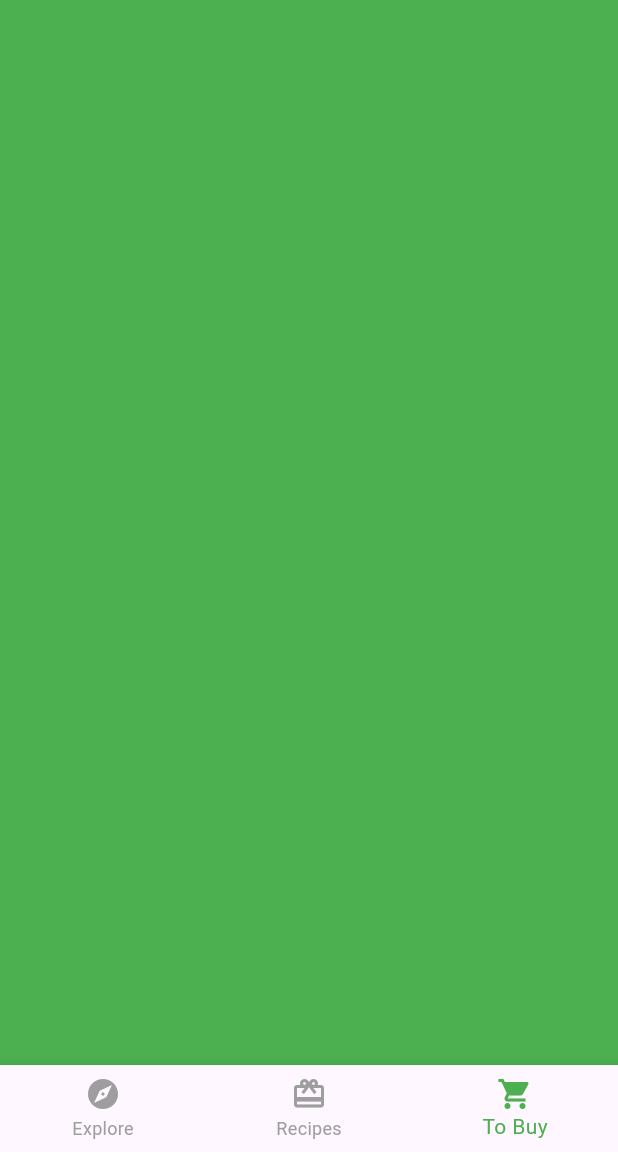
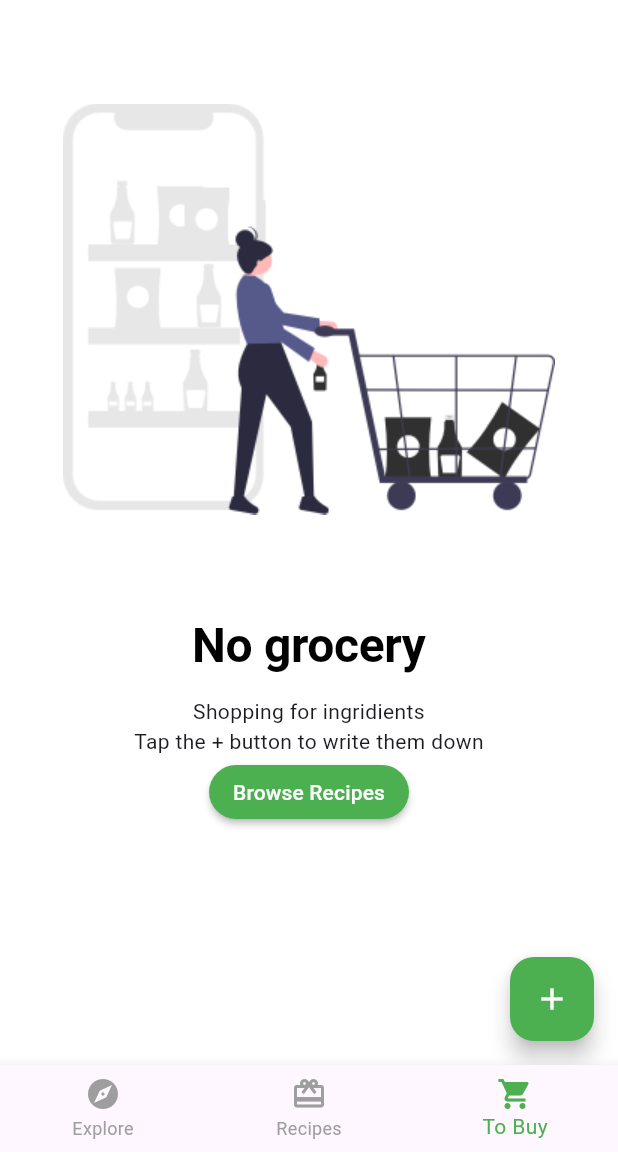
Before and after one commit to JoseArturoGuzman/foodsocialapp, a Flutter app: the screen it shows after launch, item 3 of the bottom bar chosen, on a phone screen of 412 x 824 dp, the part 84-1236 px from its top. Run offline on Flutter 3.47's test engine with Material 3 defaults, Android fonts, the phone set to English and light mode, and no system bars.

Commit message:
Add: Clase de Grocery

```diff
--- a/lib/home.dart
+++ b/lib/home.dart
@@ -1,4 +1,6 @@
 import 'package:flutter/material.dart';
+import 'package:provider/provider.dart';
+import 'package:socialfoodapp/models/tab_manager.dart';
 import 'package:socialfoodapp/screens/explore_screen.dart';
 import 'package:socialfoodapp/screens/recipes_screen.dart';
 import 'package:socialfoodapp/screens/toBuy_screen.dart';
@@ -18,22 +20,19 @@ class Home extends StatefulWidget {
 
 class _HomeState extends State<Home> {
 
-  int currentScreen = 0;
+
+
   List<Widget> screens = [
     ExploreScreen(),
     RecipesScreen(),
     ToBuyScreen()
   ];
 
-  void changeScreen(int index){
-    setState(() {
-      currentScreen = index;
-    });
-  }
 
   @override
   Widget build(BuildContext context) {
-    return Scaffold(
+    return Consumer<TabManager>(
+      builder: (context, tabManager, child) => Scaffold(
         appBar: AppBar(
           title: Text(widget.appTitle, style: Theme.of(context).textTheme.titleLarge,),
           centerTitle: true,
@@ -44,9 +43,9 @@ class _HomeState extends State<Home> {
         bottomNavigationBar: BottomNavigationBar(
           selectedItemColor: Colors.green,
           unselectedItemColor: Colors.grey,
-        currentIndex: currentScreen,
+          currentIndex: tabManager.selectedTab,
             onTap: (value) {
-            changeScreen(value);
+              tabManager.goToTab(value);
             },
             items:
               [
@@ -63,7 +62,8 @@ class _HomeState extends State<Home> {
                     label: 'To Buy'
                 ),
               ]),
-      body: screens[currentScreen],
+        body: screens[tabManager.selectedTab],
+      ),
     );
   }
 }
--- a/lib/main.dart
+++ b/lib/main.dart
@@ -1,7 +1,10 @@
 import 'package:flutter/material.dart';
+import 'package:provider/provider.dart';
 import 'package:socialfoodapp/components/theme_button.dart';
 import 'package:socialfoodapp/food_theme.dart';
 import 'package:socialfoodapp/home.dart';
+import 'package:socialfoodapp/models/grocery_manager.dart';
+import 'package:socialfoodapp/models/tab_manager.dart';
 
 void main() => runApp(FoodSocialApp());
 
@@ -33,7 +36,13 @@ class _FoodSocialAppState extends State<FoodSocialApp> {
       debugShowCheckedModeBanner: false,
       theme: theme,
       title: appTitle,
-      home: Home(appTitle: appTitle, changeThemeMode: changeThemeMode,),
+      home: MultiProvider(
+        providers: [
+          ChangeNotifierProvider(create: (context) => TabManager(),),
+          ChangeNotifierProvider(create: (context) => GroceryManager(),),
+        ],
+          child: Home(appTitle: appTitle,
+            changeThemeMode: changeThemeMode,)),
     );
   }
 }
--- /dev/null
+++ b/lib/models/grocery_item.dart
@@ -0,0 +1,39 @@
+import 'dart:ui';
+
+enum Importance { low, medium, high }
+
+class GroceryItem {
+  final String id;
+  final String name;
+  final Importance importance;
+  final Color color;
+  final int quantity;
+  final DateTime date;
+  final bool isComplete;
+
+  GroceryItem(
+      {required this.id,
+      required this.name,
+      required this.importance,
+      required this.color,
+      required this.quantity,
+      required this.date,
+      this.isComplete = false});
+  GroceryItem copyWith({
+    final String? id,
+    final String? name,
+    final Importance? importance,
+    final Color? color,
+    final int? quantity,
+    final DateTime? date,
+    final bool? isComplete,
+  }){
+    return GroceryItem(
+        id: id ?? this.id,
+        name: name ?? this.name,
+        importance: importance ?? this.importance,
+        color: color ?? this.color,
+        quantity: quantity ?? this.quantity,
+        date: date ?? this.date);
+  }
+}
--- /dev/null
+++ b/lib/models/tab_manager.dart
@@ -0,0 +1,14 @@
+import 'package:flutter/cupertino.dart';
+
+class TabManager extends ChangeNotifier{
+  int selectedTab = 0;
+
+  void goToTab(int index){
+    selectedTab = index;
+    notifyListeners();
+  }
+  void goToRecipes(){
+    selectedTab = 1;
+    notifyListeners();
+  }
+}
--- /dev/null
+++ b/lib/screens/empty_grocery_screen.dart
@@ -0,0 +1,43 @@
+import 'package:flutter/material.dart';
+import 'package:provider/provider.dart';
+import 'package:socialfoodapp/models/tab_manager.dart';
+
+class EmptyGroceryScreen extends StatelessWidget {
+  const EmptyGroceryScreen({super.key});
+
+  @override
+  Widget build(BuildContext context) {
+    return Column(
+      children: [
+        Flexible(
+          child: AspectRatio(
+            aspectRatio: 1 / 1,
+            child: Image.asset("assets/grocery_pics/empty_list.png"),
+          ),
+        ),
+        Text(
+          "No grocery",
+          style: Theme.of(context).textTheme.displayLarge,
+        ),
+        SizedBox(
+          height: 16,
+        ),
+        Text(
+          "Shopping for ingridients\nTap the + button to write them down",
+          textAlign: TextAlign.center,
+        ),
+        MaterialButton(
+          onPressed: () {
+            Provider.of<TabManager>(context, listen: false).goToRecipes();
+          },
+          color: Colors.green,
+          textColor: Colors.white,
+          shape: RoundedRectangleBorder(
+            borderRadius: BorderRadius.circular(30),
+          ),
+          child: Text("Browse Recipes"),
+        )
+      ],
+    );
+  }
+}
--- a/lib/screens/toBuy_screen.dart
+++ b/lib/screens/toBuy_screen.dart
@@ -1,15 +1,37 @@
 import 'package:flutter/material.dart';
+import 'package:provider/provider.dart';
 import 'package:socialfoodapp/components/card3.dart';
+import 'package:socialfoodapp/models/grocery_manager.dart';
+import 'package:socialfoodapp/screens/empty_grocery_screen.dart';
 
 class ToBuyScreen extends StatelessWidget {
   const ToBuyScreen({super.key});
 
   @override
   Widget build(BuildContext context) {
-    //return Card3();
+    return Scaffold(
+      floatingActionButton: FloatingActionButton(
+        backgroundColor: Colors.green,
+        onPressed: () {
 
-    return Container(
-      color: Colors.green,
+      },
+        child: Icon(Icons.add, color: Colors.white,), ),
+
+      body: buildGroceryScreen(),
+    );
+
+    return buildGroceryScreen();
+  }
+
+  Widget buildGroceryScreen() {
+    return Consumer<GroceryManager>(
+      builder: (context, manager, child) {
+        if(manager.groceryItem.isNotEmpty){
+          return Container();
+        }else{
+          return EmptyGroceryScreen();
+        }
+      },
     );
   }
 }
--- a/pubspec.yaml
+++ b/pubspec.yaml
@@ -32,9 +32,11 @@ dependencies:
     sdk: flutter
 
 
+
   # The following adds the Cupertino Icons font to your application.
   # Use with the CupertinoIcons class for iOS style icons.
   cupertino_icons: ^1.0.8
+  provider: ^6.1.2
 
 dev_dependencies:
   flutter_test:
@@ -64,6 +66,7 @@ flutter:
     - assets/magazine_pics/
     - assets/profile_pics/
     - assets/sample_data/
+    - assets/grocery_pics/
   #   - images/a_dot_ham.jpeg
 
   # An image asset can refer to one or more resolution-specific "variants", see
```
Also changed, not shown: lib/models/grocery_manager.dart (added, +30 -0 lines), assets/grocery_pics/empty_list.png (added), pubspec.lock. Lines whose indentation alone changed are shown as unchanged.
